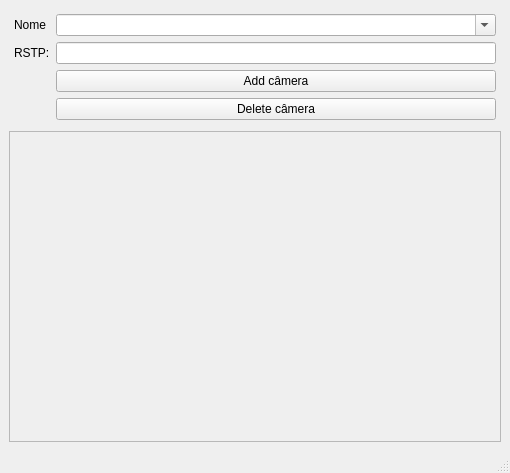
eltonfernando/monitor_cam, file monitor/view/from_ui.ui: the form before one commit.
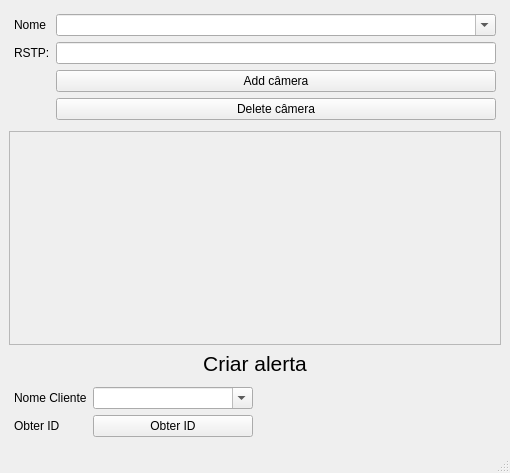
The form after the commit.

```diff
--- a/monitor/view/from_ui.ui
+++ b/monitor/view/from_ui.ui
@@ -69,6 +69,108 @@
       </item>
      </layout>
     </item>
+    <item row="13" column="0">
+     <layout class="QGridLayout" name="gridLayout_4">
+      <property name="leftMargin">
+       <number>5</number>
+      </property>
+      <property name="topMargin">
+       <number>5</number>
+      </property>
+      <property name="rightMargin">
+       <number>5</number>
+      </property>
+      <property name="bottomMargin">
+       <number>5</number>
+      </property>
+      <item row="1" column="1">
+       <widget class="QComboBox" name="comboBox_name_cliente">
+        <property name="minimumSize">
+         <size>
+          <width>160</width>
+          <height>0</height>
+         </size>
+        </property>
+        <property name="editable">
+         <bool>true</bool>
+        </property>
+       </widget>
+      </item>
+      <item row="2" column="0">
+       <widget class="QLabel" name="label_5">
+        <property name="sizePolicy">
+         <sizepolicy hsizetype="Minimum" vsizetype="Preferred">
+          <horstretch>0</horstretch>
+          <verstretch>0</verstretch>
+         </sizepolicy>
+        </property>
+        <property name="text">
+         <string>Obter ID</string>
+        </property>
+       </widget>
+      </item>
+      <item row="2" column="1">
+       <widget class="QPushButton" name="pushButton_add_user_telegram">
+        <property name="sizePolicy">
+         <sizepolicy hsizetype="Preferred" vsizetype="Fixed">
+          <horstretch>0</horstretch>
+          <verstretch>0</verstretch>
+         </sizepolicy>
+        </property>
+        <property name="text">
+         <string>Obter ID</string>
+        </property>
+       </widget>
+      </item>
+      <item row="1" column="0">
+       <widget class="QLabel" name="label">
+        <property name="sizePolicy">
+         <sizepolicy hsizetype="Minimum" vsizetype="Preferred">
+          <horstretch>0</horstretch>
+          <verstretch>0</verstretch>
+         </sizepolicy>
+        </property>
+        <property name="text">
+         <string>Nome Cliente</string>
+        </property>
+       </widget>
+      </item>
+      <item row="1" column="2">
+       <spacer name="horizontalSpacer">
+        <property name="orientation">
+         <enum>Qt::Horizontal</enum>
+        </property>
+        <property name="sizeHint" stdset="0">
+         <size>
+          <width>40</width>
+          <height>20</height>
+         </size>
+        </property>
+       </spacer>
+      </item>
+     </layout>
+    </item>
+    <item row="11" column="0">
+     <widget class="QLabel" name="label_2">
+      <property name="sizePolicy">
+       <sizepolicy hsizetype="Preferred" vsizetype="Minimum">
+        <horstretch>0</horstretch>
+        <verstretch>0</verstretch>
+       </sizepolicy>
+      </property>
+      <property name="font">
+       <font>
+        <pointsize>16</pointsize>
+       </font>
+      </property>
+      <property name="text">
+       <string>Criar alerta</string>
+      </property>
+      <property name="alignment">
+       <set>Qt::AlignCenter</set>
+      </property>
+     </widget>
+    </item>
     <item row="10" column="0">
      <widget class="QScrollArea" name="scrollArea">
       <property name="widgetResizable">
@@ -80,7 +182,7 @@
          <x>0</x>
          <y>0</y>
          <width>490</width>
-         <height>285</height>
+         <height>186</height>
         </rect>
        </property>
        <layout class="QGridLayout" name="gridLayout">
```
